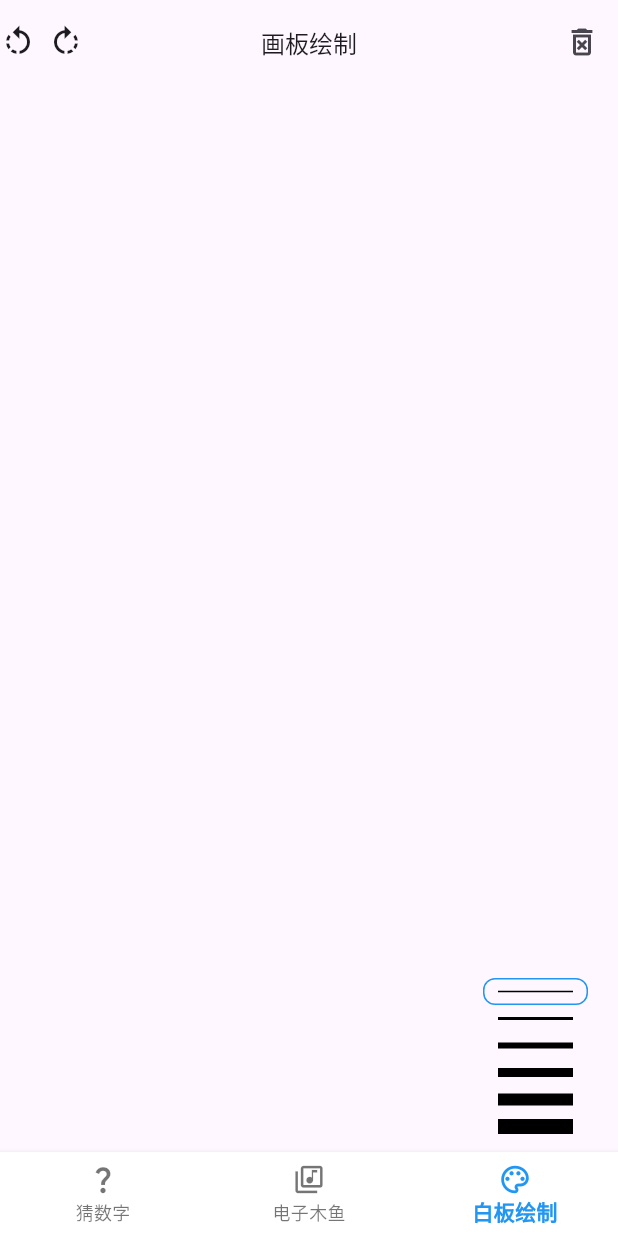
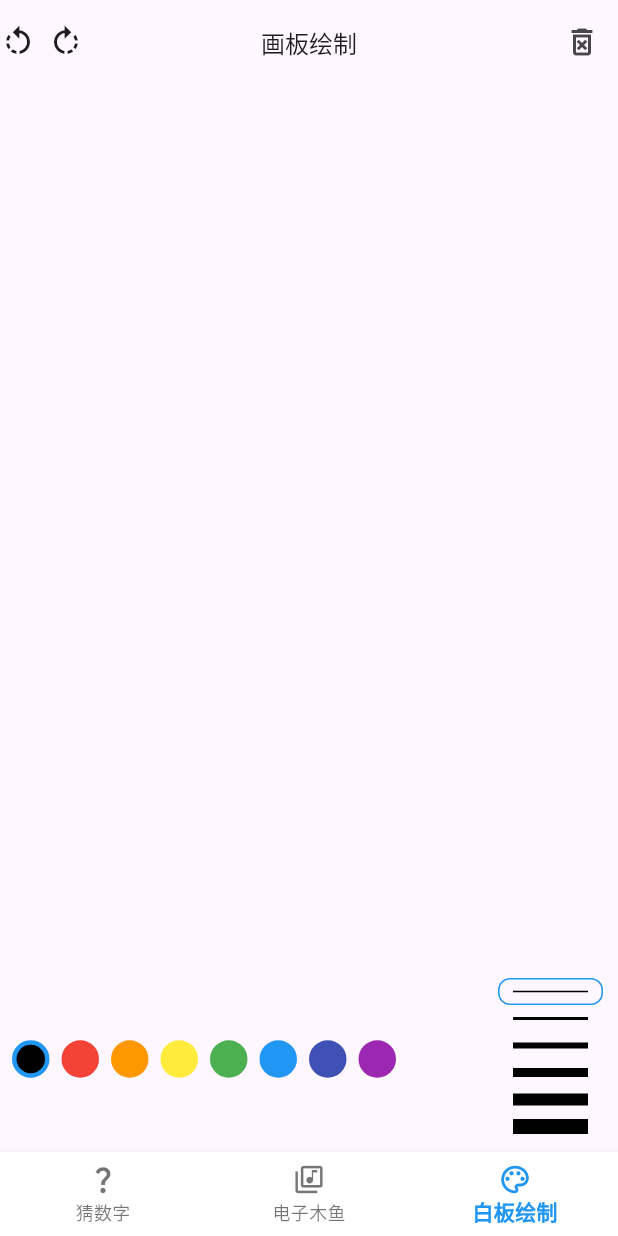
Before and after one commit to restrive14/flutter-demo, a Flutter app: the screen it shows after launch, item 3 of the bottom bar chosen, on a phone screen of 412 x 824 dp. Run offline on Flutter 3.47's test engine with Material 3 defaults, Android fonts, the phone set to English and light mode, and no system bars; missing offline and left inert: flame_audio.

Commit message:
feat: 支持选择线条颜色

```diff
--- /dev/null
+++ b/lib/paintPaper/colorSelector.dart
@@ -0,0 +1,46 @@
+import 'package:flutter/material.dart';
+
+class ColorSelector extends StatelessWidget {
+  final List<Color> supportColors;
+  final int activeIndex;
+  final ValueChanged<int> onSelect;
+
+  const ColorSelector({
+    super.key,
+    required this.supportColors,
+    required this.activeIndex,
+    required this.onSelect,
+  });
+
+  @override
+  Widget build(BuildContext context) {
+    return Padding(
+      padding: const EdgeInsets.symmetric(horizontal: 8.0, vertical: 8),
+      child: Wrap(
+        spacing: 3,
+        runSpacing: 3,
+        children: List.generate(
+          supportColors.length,
+          _buildByIndex,
+        ),
+      ),
+    );
+  }
+
+  Widget _buildByIndex(int index) {
+    bool select = index == activeIndex;
+    return GestureDetector(
+      onTap: () => onSelect(index),
+      child: Container(
+        margin: const EdgeInsets.only(right: 5),
+        width: 25,
+        height: 25,
+        decoration: BoxDecoration(
+          shape: BoxShape.circle,
+          color: supportColors[index],
+          border: select ? Border.all(color: Colors.blue, width: 3) : null,
+        ),
+      ),
+    );
+  }
+}
--- a/lib/paintPaper/paint_page.dart
+++ b/lib/paintPaper/paint_page.dart
@@ -1,4 +1,5 @@
 import 'package:demo/model/Line.dart';
+import 'package:demo/paintPaper/colorSelector.dart';
 import 'package:demo/paintPaper/paper_appBar.dart';
 import 'package:demo/paintPaper/paper_painter.dart';
 import 'package:demo/paintPaper/storkWidthSelector.dart';
@@ -63,6 +64,7 @@ class _PaintPaperState extends State<PaintPaper> {
     _lines.add(Line(
       points: [details.localPosition],
       strokeWidth: supportStorkWidths[_activeStorkWidthIndex],
+      color: supportColors[_activeColorIndex],
     ));
   }
 
@@ -75,6 +77,14 @@ class _PaintPaperState extends State<PaintPaper> {
     if (index != _activeStorkWidthIndex) {
       setState(() {
         _activeStorkWidthIndex = index;
+      });
+    }
+  }
+
+  void _onSelectColor(int index) {
+    if (index != _activeColorIndex) {
+      setState(() {
+        _activeColorIndex = index;
       });
     }
   }
@@ -97,12 +107,23 @@ class _PaintPaperState extends State<PaintPaper> {
           ),
           Positioned(
             bottom: 0,
-            right: 10,
-            child: StorkWidthSelector(
-              supportStorkWidths: supportStorkWidths,
-              activeIndex: _activeStorkWidthIndex,
-              color: Colors.black,
-              onSelect: _onSelectStorkWidth,
+            width: MediaQuery.of(context).size.width,
+            child: Row(
+              children: [
+                Expanded(
+                  child: ColorSelector(
+                    supportColors: supportColors,
+                    activeIndex: _activeColorIndex,
+                    onSelect: _onSelectColor,
+                  ),
+                ),
+                StorkWidthSelector(
+                  supportStorkWidths: supportStorkWidths,
+                  activeIndex: _activeStorkWidthIndex,
+                  color: supportColors[_activeColorIndex],
+                  onSelect: _onSelectStorkWidth,
+                ),
+              ],
             ),
           ),
         ],
```
